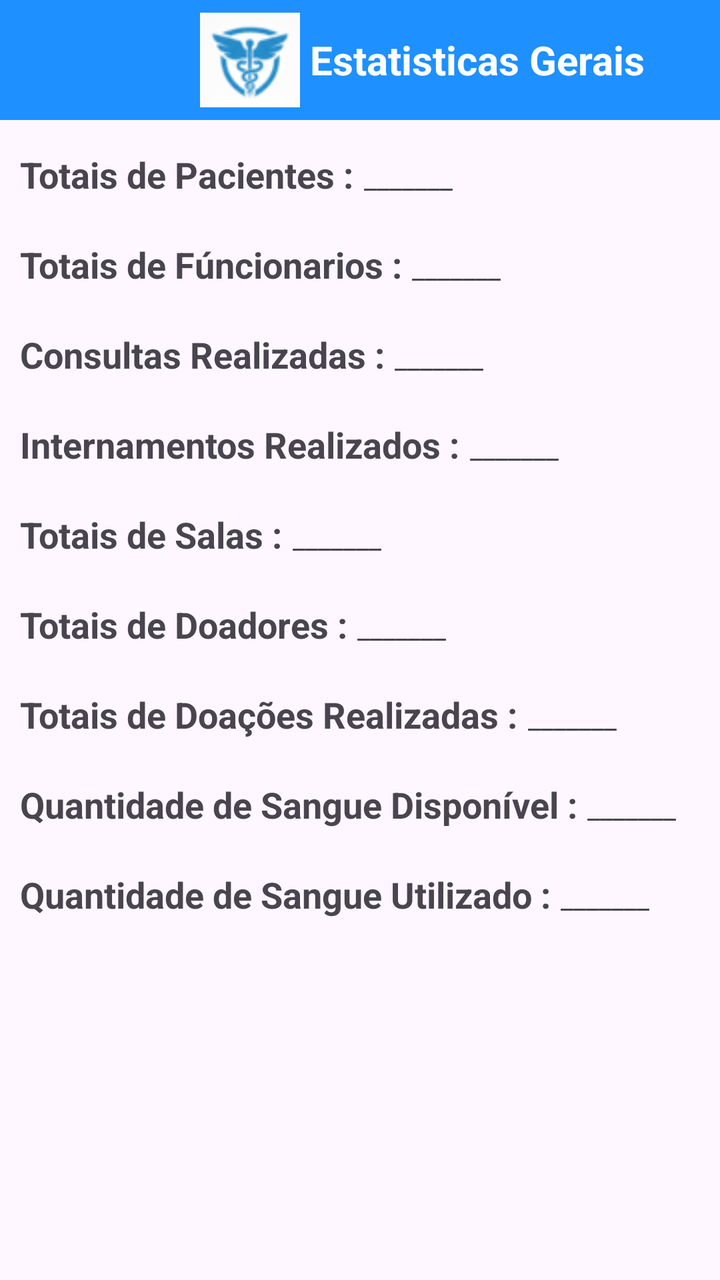
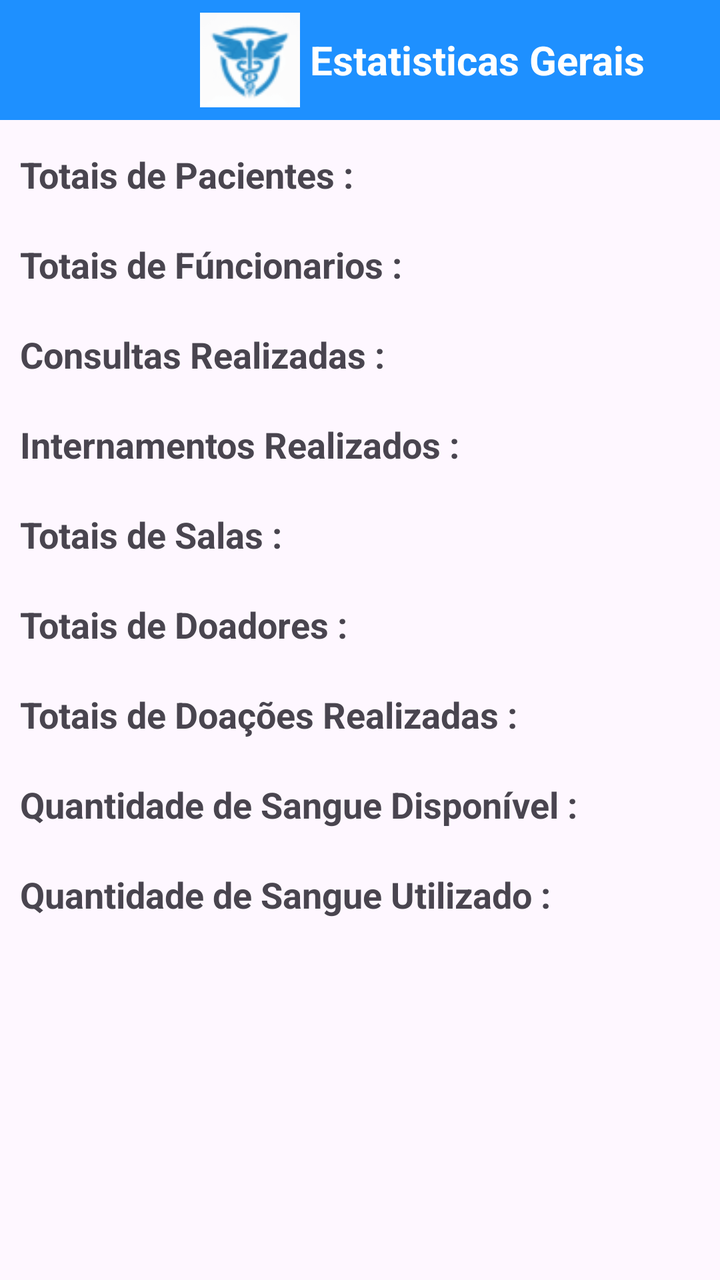

Screens rendered from an Android XML layout before and after an edit, with the pre-edit source and the edit as a unified diff.
<!-- AndroidManifest.xml: application theme Theme.ProjetoGrupoHospital -->
<!-- res/layout/activity_estatisticas.xml -->
<?xml version="1.0" encoding="utf-8"?>
<LinearLayout xmlns:android="http://schemas.android.com/apk/res/android"
    xmlns:app="http://schemas.android.com/apk/res-auto"
    xmlns:tools="http://schemas.android.com/tools"
    android:id="@+id/main"
    android:layout_width="match_parent"
    android:layout_height="match_parent"
    android:orientation="vertical"
    tools:context=".EstatisticasActivity">

    <LinearLayout
        android:layout_width="match_parent"
        android:layout_height="60dp"
        android:orientation="horizontal"
        android:background="#1E90FF">

        <ImageView
            android:layout_marginLeft="100dp"
            android:layout_width="50dp"
            android:layout_height="50dp"
            android:layout_gravity="center"
            android:src="@drawable/logotipo_estatisticas"
            >

        </ImageView>

        <TextView

            android:layout_marginLeft="5dp"
            android:layout_width="180dp"
            android:layout_height="wrap_content"
            android:text="Estatisticas Gerais "
            android:layout_gravity="center"
            android:textStyle="bold"
            android:textSize="20dp"
            android:textColor="@color/white">
        </TextView>

    </LinearLayout>

    <LinearLayout

        android:layout_marginTop="15dp"
        android:layout_width="match_parent"
        android:layout_height="30dp"
        android:orientation="horizontal">

        <TextView

            android:layout_marginLeft="10dp"
            android:layout_width="wrap_content"
            android:layout_height="wrap_content"
            android:text="Totais de Pacientes :"
            android:textStyle="bold"
            android:textSize="18sp">

        </TextView>

        <TextView
            android:id="@+id/totalP"
            android:layout_marginLeft="5dp"
            android:layout_width="50dp"
            android:layout_height="19dp"
            android:text="__________">

        </TextView>

    </LinearLayout>

    <LinearLayout
        android:layout_marginTop="15dp"
        android:layout_width="match_parent"
        android:layout_height="30dp"
        android:orientation="horizontal">

        <TextView

            android:layout_marginLeft="10dp"
            android:layout_width="wrap_content"
            android:layout_height="wrap_content"
            android:text="Totais de Fúncionarios :"
            android:textStyle="bold"
            android:textSize="18sp">

        </TextView>

        <TextView
            android:id="@+id/totalF"
            android:layout_marginLeft="5dp"
            android:layout_width="50dp"
            android:layout_height="19dp"
            android:text="__________">

        </TextView>

    </LinearLayout>

    <LinearLayout

        android:layout_marginTop="15dp"
        android:layout_width="match_parent"
        android:layout_height="30dp"
        android:orientation="horizontal">

        <TextView

            android:layout_marginLeft="10dp"
            android:layout_width="wrap_content"
            android:layout_height="wrap_content"
            android:text="Consultas Realizadas :"
            android:textStyle="bold"
            android:textSize="18sp">

        </TextView>

        <TextView
            android:id="@+id/totalR"
            android:layout_marginLeft="5dp"
            android:layout_width="50dp"
            android:layout_height="19dp"
            android:text="_______">

        </TextView>

    </LinearLayout>

    <LinearLayout
        android:layout_marginTop="15dp"
        android:layout_width="match_parent"
        android:layout_height="30dp"
        android:orientation="horizontal">

        <TextView

            android:layout_marginLeft="10dp"
            android:layout_width="wrap_content"
            android:layout_height="wrap_content"
            android:text="Internamentos Realizados :"
            android:textStyle="bold"
            android:textSize="18sp">

        </TextView>

        <TextView
            android:id="@+id/totalIR"
            android:layout_marginLeft="5dp"
            android:layout_width="50dp"
            android:layout_height="19dp"
            android:text="__________">

        </TextView>

    </LinearLayout>

    <LinearLayout
        android:layout_marginTop="15dp"
        android:layout_width="match_parent"
        android:layout_height="30dp"
        android:orientation="horizontal">

        <TextView

            android:layout_marginLeft="10dp"
            android:layout_width="wrap_content"
            android:layout_height="wrap_content"
            android:text="Totais de Salas :"
            android:textStyle="bold"
            android:textSize="18sp">

        </TextView>

        <TextView
            android:id="@+id/totalS"
            android:layout_marginLeft="5dp"
            android:layout_width="50dp"
            android:layout_height="19dp"
            android:text="__________">

        </TextView>

    </LinearLayout>

    <LinearLayout
        android:layout_marginTop="15dp"
        android:layout_width="match_parent"
        android:layout_height="30dp"
        android:orientation="horizontal">

        <TextView

            android:layout_marginLeft="10dp"
            android:layout_width="wrap_content"
            android:layout_height="wrap_content"
            android:text="Totais de Doadores :"
            android:textStyle="bold"
            android:textSize="18sp">

        </TextView>

        <TextView
            android:id="@+id/totalD"
            android:layout_marginLeft="5dp"
            android:layout_width="50dp"
            android:layout_height="19dp"
            android:text="__________">

        </TextView>

    </LinearLayout>

    <LinearLayout
        android:layout_marginTop="15dp"
        android:layout_width="match_parent"
        android:layout_height="30dp"
        android:orientation="horizontal">

        <TextView

            android:layout_marginLeft="10dp"
            android:layout_width="wrap_content"
            android:layout_height="wrap_content"
            android:text="Totais de Doações Realizadas :"
            android:textStyle="bold"
            android:textSize="18sp">

        </TextView>

        <TextView
            android:id="@+id/totalDR"
            android:layout_marginLeft="5dp"
            android:layout_width="50dp"
            android:layout_height="19dp"
            android:text="__________">

        </TextView>

    </LinearLayout>

    <LinearLayout
        android:layout_marginTop="15dp"
        android:layout_width="match_parent"
        android:layout_height="30dp"
        android:orientation="horizontal">

        <TextView

            android:layout_marginLeft="10dp"
            android:layout_width="wrap_content"
            android:layout_height="wrap_content"
            android:text="Quantidade de Sangue Disponível :"
            android:textStyle="bold"
            android:textSize="18sp">

        </TextView>

        <TextView
            android:id="@+id/TotalQSD"
            android:layout_marginLeft="5dp"
            android:layout_width="50dp"
            android:layout_height="19dp"
            android:text="__________">

        </TextView>

    </LinearLayout>

    <LinearLayout
        android:layout_marginTop="15dp"
        android:layout_width="match_parent"
        android:layout_height="30dp"
        android:orientation="horizontal">

        <TextView

            android:layout_marginLeft="10dp"
            android:layout_width="wrap_content"
            android:layout_height="wrap_content"
            android:text="Quantidade de Sangue Utilizado :"
            android:textStyle="bold"
            android:textSize="18sp">

        </TextView>

        <TextView
            android:id="@+id/totalSU"
            android:layout_marginLeft="5dp"
            android:layout_width="50dp"
            android:layout_height="19dp"
            android:text="__________">

        </TextView>

    </LinearLayout>

</LinearLayout>
<!-- resources referenced by this layout -->
<resources>
  <color name="white">#FFFFFFFF</color>
  <!-- drawable logotipo_estatisticas: png bitmap (drawable, 903 bytes) -->
  <style name="Theme.ProjetoGrupoHospital" parent="Base.Theme.ProjetoGrupoHospital" />
  <style name="Base.Theme.ProjetoGrupoHospital" parent="Theme.Material3.DayNight.NoActionBar">
          
          
      </style>
</resources>

<!-- the commit's change to res/layout/activity_estatisticas.xml (unified diff, before → after) -->
@@ -61,7 +61,7 @@
             android:layout_marginLeft="5dp"
             android:layout_width="50dp"
             android:layout_height="19dp"
-            android:text="__________">
+            >
 
         </TextView>
 
@@ -89,7 +89,7 @@
             android:layout_marginLeft="5dp"
             android:layout_width="50dp"
             android:layout_height="19dp"
-            android:text="__________">
+            >
 
         </TextView>
 
@@ -118,7 +118,7 @@
             android:layout_marginLeft="5dp"
             android:layout_width="50dp"
             android:layout_height="19dp"
-            android:text="_______">
+          >
 
         </TextView>
 
@@ -146,7 +146,7 @@
             android:layout_marginLeft="5dp"
             android:layout_width="50dp"
             android:layout_height="19dp"
-            android:text="__________">
+  >
 
         </TextView>
 
@@ -174,7 +174,7 @@
             android:layout_marginLeft="5dp"
             android:layout_width="50dp"
             android:layout_height="19dp"
-            android:text="__________">
+            >
 
         </TextView>
 
@@ -202,7 +202,7 @@
             android:layout_marginLeft="5dp"
             android:layout_width="50dp"
             android:layout_height="19dp"
-            android:text="__________">
+         >
 
         </TextView>
 
@@ -230,7 +230,7 @@
             android:layout_marginLeft="5dp"
             android:layout_width="50dp"
             android:layout_height="19dp"
-            android:text="__________">
+       >
 
         </TextView>
 
@@ -258,7 +258,7 @@
             android:layout_marginLeft="5dp"
             android:layout_width="50dp"
             android:layout_height="19dp"
-            android:text="__________">
+      >
 
         </TextView>
 
@@ -286,7 +286,7 @@
             android:layout_marginLeft="5dp"
             android:layout_width="50dp"
             android:layout_height="19dp"
-            android:text="__________">
+           >
 
         </TextView>
 
